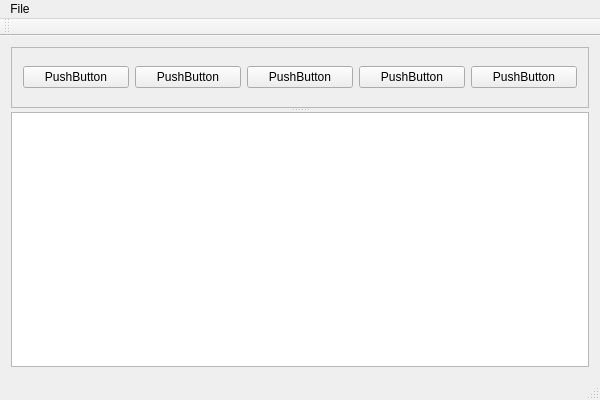
Before: the Qt Designer form mainwindow.ui in tdanckaert/wavPlayer, drawn with Qt 5.
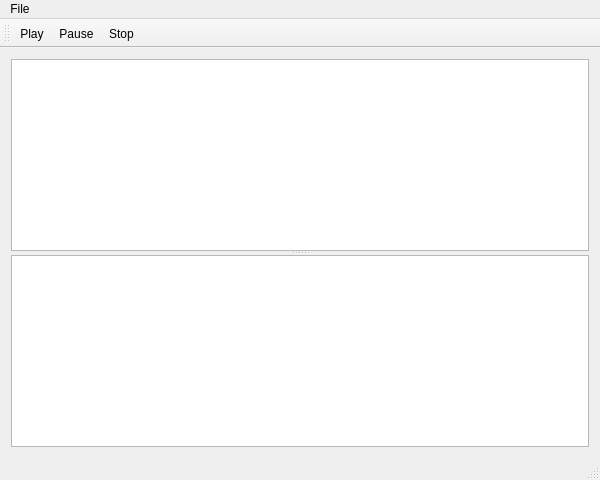
After: the same form once the commit is applied.

Commit message:
redesign interface:
make a toolbar and splitter with 2 graphicsviews, one for zoom view and one for global view

What changed in the file:
```diff
--- a/mainwindow.ui
+++ b/mainwindow.ui
@@ -7,7 +7,7 @@
     <x>0</x>
     <y>0</y>
     <width>600</width>
-    <height>400</height>
+    <height>480</height>
    </rect>
   </property>
   <property name="sizePolicy">
@@ -47,65 +47,20 @@
       <property name="orientation">
        <enum>Qt::Vertical</enum>
       </property>
-      <widget class="QFrame" name="frame">
-       <property name="frameShape">
-        <enum>QFrame::StyledPanel</enum>
-       </property>
-       <property name="frameShadow">
-        <enum>QFrame::Raised</enum>
-       </property>
-       <layout class="QHBoxLayout" name="horizontalLayout">
-        <item>
-         <widget class="QPushButton" name="pushButton_3">
-          <property name="text">
-           <string>PushButton</string>
-          </property>
-         </widget>
-        </item>
-        <item>
-         <widget class="QPushButton" name="pushButton">
-          <property name="text">
-           <string>PushButton</string>
-          </property>
-         </widget>
-        </item>
-        <item>
-         <widget class="QPushButton" name="pushButton_4">
-          <property name="text">
-           <string>PushButton</string>
-          </property>
-         </widget>
-        </item>
-        <item>
-         <widget class="QPushButton" name="pushButton_5">
-          <property name="text">
-           <string>PushButton</string>
-          </property>
-         </widget>
-        </item>
-        <item>
-         <widget class="QPushButton" name="pushButton_2">
-          <property name="text">
-           <string>PushButton</string>
-          </property>
-         </widget>
-        </item>
-       </layout>
-      </widget>
       <widget class="QGraphicsView" name="graphicsView">
        <property name="enabled">
         <bool>true</bool>
        </property>
        <property name="sizePolicy">
-        <sizepolicy hsizetype="Expanding" vsizetype="Maximum">
+        <sizepolicy hsizetype="Ignored" vsizetype="Expanding">
          <horstretch>0</horstretch>
-         <verstretch>0</verstretch>
+         <verstretch>5</verstretch>
         </sizepolicy>
        </property>
        <property name="minimumSize">
         <size>
          <width>0</width>
-         <height>250</height>
+         <height>0</height>
         </size>
        </property>
        <property name="baseSize">
@@ -115,6 +70,26 @@
         </size>
        </property>
       </widget>
+      <widget class="QGraphicsView" name="waveOverview">
+       <property name="sizePolicy">
+        <sizepolicy hsizetype="Ignored" vsizetype="Preferred">
+         <horstretch>0</horstretch>
+         <verstretch>0</verstretch>
+        </sizepolicy>
+       </property>
+       <property name="maximumSize">
+        <size>
+         <width>16777215</width>
+         <height>16777215</height>
+        </size>
+       </property>
+       <property name="baseSize">
+        <size>
+         <width>0</width>
+         <height>25</height>
+        </size>
+       </property>
+      </widget>
      </widget>
     </item>
    </layout>
@@ -144,6 +119,9 @@
    <attribute name="toolBarBreak">
     <bool>false</bool>
    </attribute>
+   <addaction name="actionPlay"/>
+   <addaction name="actionPause"/>
+   <addaction name="actionStop"/>
   </widget>
   <widget class="QStatusBar" name="statusBar"/>
   <action name="actionOpen">
@@ -162,6 +140,21 @@
     <enum>QAction::QuitRole</enum>
    </property>
   </action>
+  <action name="actionPlay">
+   <property name="text">
+    <string>Play</string>
+   </property>
+  </action>
+  <action name="actionPause">
+   <property name="text">
+    <string>Pause</string>
+   </property>
+  </action>
+  <action name="actionStop">
+   <property name="text">
+    <string>Stop</string>
+   </property>
+  </action>
  </widget>
  <layoutdefault spacing="6" margin="11"/>
  <resources/>
```
The commit also changes 2 other files.
